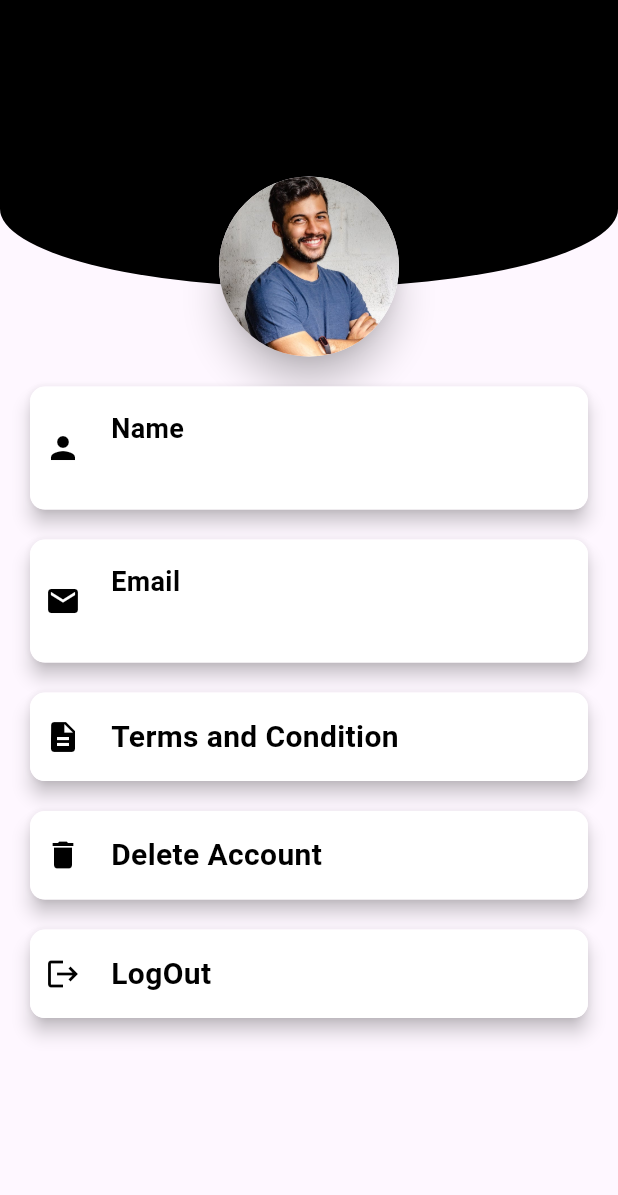
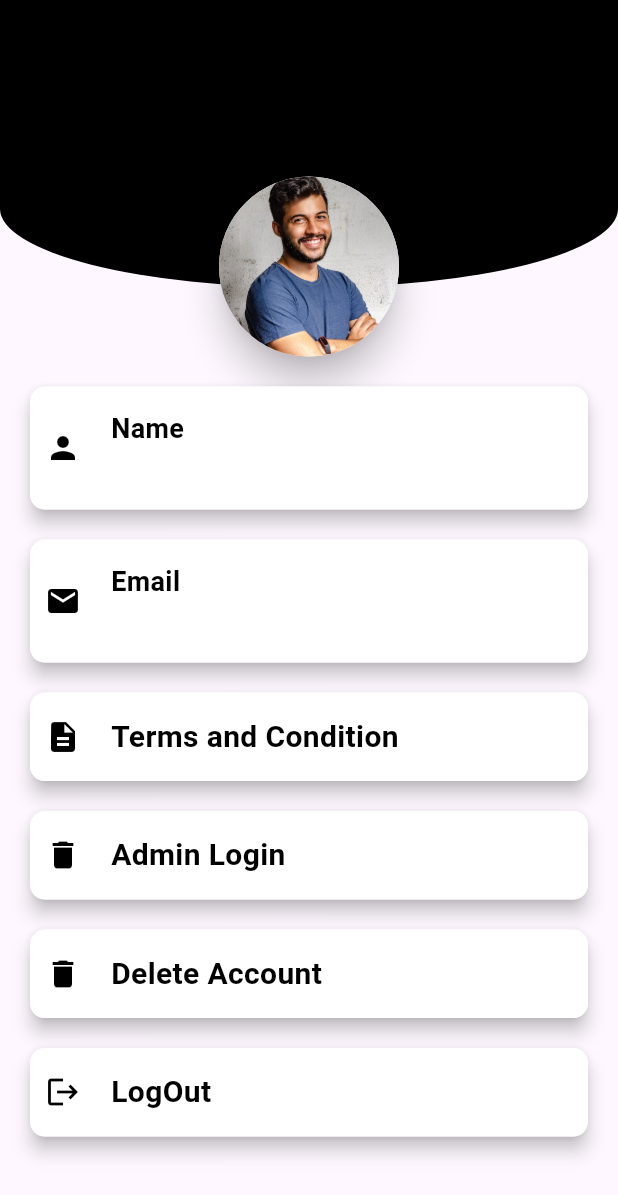
Before and after one commit to harshitsagar/Flutter_food_delivery_app, a Flutter app: the Profile screen opened directly, on a phone screen of 412 x 824 dp. Shown: the top 1195 px of the screen. Run offline on Flutter 3.47's test engine with Material 3 defaults, Android fonts, the phone set to English and light mode, and no system bars; our stand-ins replace cloud_firestore, curved_navigation_bar, firebase_auth, firebase_core, firebase_storage, google_sign_in and 4 more; missing offline and left inert: flutter_stripe; accounts and stored records are empty; network calls fail.

Commit message:
changed files

```diff
--- a/lib/pages/forgotpassword.dart
+++ b/lib/pages/auth_pages/forgotpassword.dart
@@ -1,7 +1,7 @@
 import 'package:firebase_auth/firebase_auth.dart';
 import 'package:flutter/material.dart';
 import 'package:flutter/rendering.dart';
-import 'package:flutter_food_delivery_app/pages/signup.dart';
+import 'package:flutter_food_delivery_app/pages/auth_pages/signup.dart';
 
 class ForgotPassword extends StatefulWidget {
   const ForgotPassword({super.key});
--- a/lib/pages/signup.dart
+++ b/lib/pages/auth_pages/signup.dart
@@ -1,7 +1,7 @@
 import 'package:firebase_auth/firebase_auth.dart';
 import 'package:flutter/material.dart';
-import 'package:flutter_food_delivery_app/pages/bottom_nav.dart';
-import 'package:flutter_food_delivery_app/pages/login.dart';
+import 'package:flutter_food_delivery_app/pages/bottom_nav/bottom_nav.dart';
+import 'package:flutter_food_delivery_app/pages/auth_pages/login.dart';
 import 'package:flutter_food_delivery_app/service/database.dart';
 import 'package:flutter_food_delivery_app/service/shared_pref.dart';
 import 'package:flutter_food_delivery_app/widget/widget_support.dart';
--- a/lib/pages/bottom_nav.dart
+++ b/lib/pages/bottom_nav/bottom_nav.dart
@@ -1,7 +1,7 @@
 import 'package:curved_navigation_bar/curved_navigation_bar.dart';
 import 'package:flutter/material.dart';
 import 'package:flutter_food_delivery_app/pages/home.dart';
-import 'package:flutter_food_delivery_app/pages/order.dart';
+import 'package:flutter_food_delivery_app/pages/cart.dart';
 import 'package:flutter_food_delivery_app/pages/profile.dart';
 import 'package:flutter_food_delivery_app/pages/wallet.dart';
 
--- a/lib/pages/home.dart
+++ b/lib/pages/home.dart
@@ -1,6 +1,6 @@
 import 'package:cloud_firestore/cloud_firestore.dart';
 import 'package:flutter/material.dart';
-import 'package:flutter_food_delivery_app/pages/details.dart';
+import 'package:flutter_food_delivery_app/pages/details_page/details.dart';
 import 'package:flutter_food_delivery_app/service/database.dart';
 import 'package:flutter_food_delivery_app/widget/widget_support.dart';
 
--- a/lib/pages/onboard.dart
+++ b/lib/pages/onBoarding_screen/onboard.dart
@@ -1,5 +1,5 @@
 import 'package:flutter/material.dart';
-import 'package:flutter_food_delivery_app/pages/login.dart';
+import 'package:flutter_food_delivery_app/pages/auth_pages/login.dart';
 import 'package:flutter_food_delivery_app/widget/content_model.dart';
 import 'package:flutter_food_delivery_app/widget/widget_support.dart';
 
--- a/lib/pages/profile.dart
+++ b/lib/pages/profile.dart
@@ -2,7 +2,9 @@ import 'dart:io';
 
 import 'package:firebase_storage/firebase_storage.dart';
 import 'package:flutter/material.dart';
-import 'package:flutter_food_delivery_app/pages/login.dart';
+import 'package:flutter_food_delivery_app/admin/add_food.dart';
+import 'package:flutter_food_delivery_app/admin/admin_login.dart';
+import 'package:flutter_food_delivery_app/pages/auth_pages/login.dart';
 import 'package:flutter_food_delivery_app/service/auth.dart';
 import 'package:flutter_food_delivery_app/service/shared_pref.dart';
 import 'package:image_picker/image_picker.dart';
@@ -434,6 +436,73 @@ class _ProfileState extends State<Profile> {
 
             SizedBox(height: 20,),
 
+            // Admin Login pannel .......
+            GestureDetector(
+
+              onTap: () => Navigator.push(context, MaterialPageRoute(builder: (context) => AddFood())),
+
+              child: Container(
+
+                margin: EdgeInsets.symmetric(horizontal: 20),
+                child: Material(
+
+                  elevation: 5,
+                  borderRadius: BorderRadius.circular(10),
+
+                  child: Container(
+
+                    padding: EdgeInsets.symmetric(
+                        vertical: 15,
+                        horizontal: 10
+                    ),
+
+                    decoration: BoxDecoration(
+                      color: Colors.white,
+                      borderRadius: BorderRadius.circular(10),
+                    ),
+
+                    child: Row(
+
+                      children: [
+
+                        Icon(
+                          Icons.delete,
+                          color: Colors.black,
+                        ),
+
+                        SizedBox(width: 20,),
+
+                        Column(
+                          crossAxisAlignment: CrossAxisAlignment.start,
+                          children: [
+
+                            Text(
+                              "Admin Login",
+                              style: TextStyle(
+                                color: Colors.black,
+                                fontSize: 20,
+                                fontWeight: FontWeight.w600,
+
+                              ),
+                            ),
+
+                          ],
+
+                        )
+
+                      ],
+
+                    ),
+
+                  ),
+
+                ),
+
+              ),
+            ),
+
+            SizedBox(height: 20,),
+
             GestureDetector(
 
               onTap: () {
--- a/lib/service/auth.dart
+++ b/lib/service/auth.dart
@@ -15,7 +15,6 @@ class AuthMethods {
   //     apiSecretKey: "vSHjMfkCOxr4DFdPM24t5Tlc3KFPBhpvTtp4QMvSIYKXmbqsDt",
   //     redirectURI: "socialauth://"
   // );
-
 
 
   getCurrentUser() async {
```
Also changed, not shown: lib/main.dart (+4 -3 lines), lib/pages/auth_pages/login.dart (renamed from lib/pages/login.dart, +46 -56 lines), lib/pages/cart.dart (renamed from lib/pages/order.dart), lib/pages/details_page/details.dart (renamed from lib/pages/details.dart).
